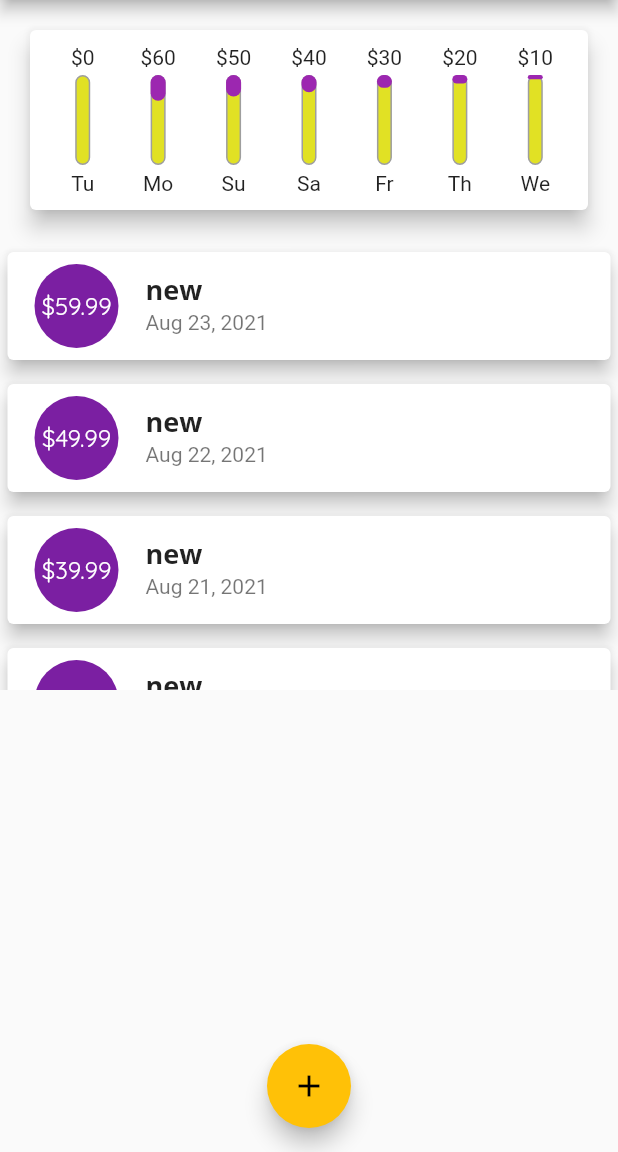
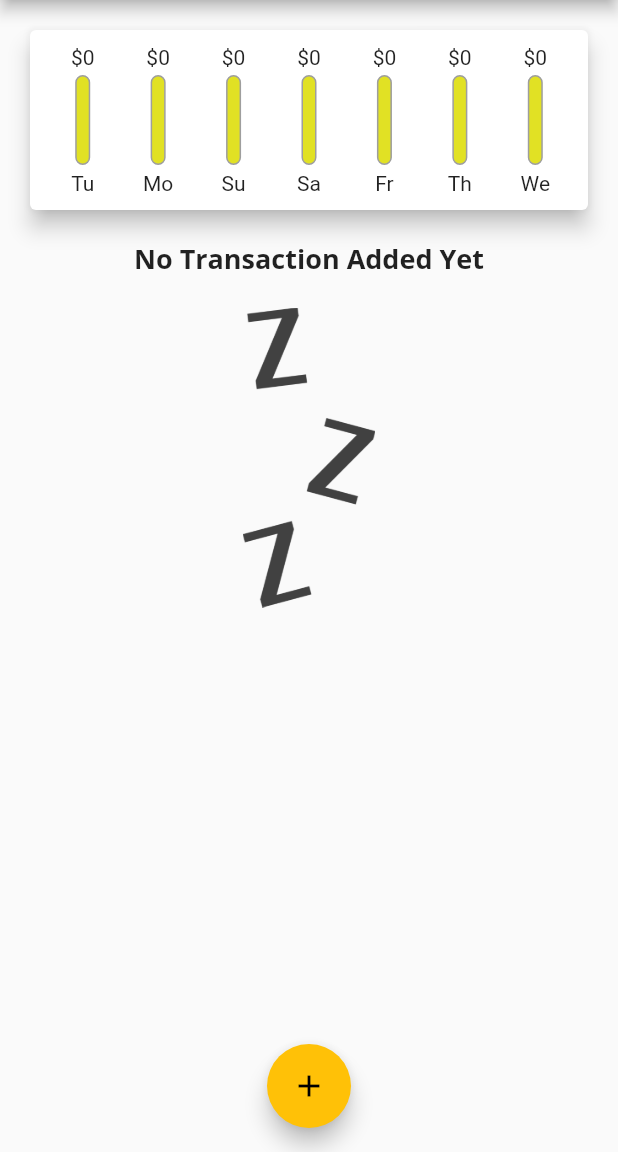
Before and after one commit to marufkhan09/expense, a Flutter app: the screen it shows after launch, on a phone screen of 412 x 824 dp, the part 84-1236 px from its top. Run offline on Flutter 3.47's test engine with Material 2 defaults, Android fonts, the phone set to English and light mode, and no system bars.

Commit message:
date picker added to the new transaction as parameter

```diff
--- a/lib/main.dart
+++ b/lib/main.dart
@@ -56,37 +56,7 @@ class _MyHomePageState extends State<MyHomePage> {
   }
 
   final List<Transaction> _userTransaction = [
-    Transaction(
-      id: 't1',
-      title: 'new',
-      amount: 59.99,
-      date: DateTime.now().subtract(Duration(days: 1)),
-    ),    Transaction(
-      id: 't1',
-      title: 'new',
-      amount: 49.99,
-      date: DateTime.now().subtract(Duration(days: 2)),
-    ),    Transaction(
-      id: 't1',
-      title: 'new',
-      amount: 39.99,
-      date: DateTime.now().subtract(Duration(days: 3)),
-    ),    Transaction(
-      id: 't1',
-      title: 'new',
-      amount: 29.99,
-      date: DateTime.now().subtract(Duration(days: 4)),
-    ),    Transaction(
-      id: 't1',
-      title: 'new',
-      amount: 19.99,
-      date: DateTime.now().subtract(Duration(days: 5)),
-    ),    Transaction(
-      id: 't1',
-      title: 'new',
-      amount: 9.99,
-      date: DateTime.now().subtract(Duration(days: 6)),
-    ),
+
   ];
 
   List<Transaction> get _recentTransactions {
@@ -94,12 +64,12 @@ class _MyHomePageState extends State<MyHomePage> {
         element.date.isAfter(DateTime.now().subtract(Duration(days: 7)))).toList();
   }
 
-  void _addNewTransaction(String txTitle, double txAmount) {
+  void _addNewTransaction(String txTitle, double txAmount,DateTime chosenDate) {
     final newTx = Transaction(
         id: DateTime.now().toString(),
         title: txTitle,
         amount: txAmount,
-        date: DateTime.now());
+        date: chosenDate,);
 
     setState(() {
       _userTransaction.add(newTx);
--- a/lib/widgets/chart.dart
+++ b/lib/widgets/chart.dart
@@ -35,7 +35,7 @@ class Chart extends StatelessWidget {
 
   @override
   Widget build(BuildContext context) {
-    print(groupTransactionValues);
+
     return Card(
       elevation: 6.0,
       margin: EdgeInsets.all(20),
--- a/lib/widgets/new_transaction.dart
+++ b/lib/widgets/new_transaction.dart
@@ -16,13 +16,17 @@ class _NewTransactionState extends State<NewTransaction> {
   DateTime? _selectedDate;
 
   void _submitData() {
+    if (_amountController.text.isEmpty) {
+      return;
+    }
+
     final enteredTitle = _titleController.text;
     final enteredAmount = double.parse(_amountController.text);
 
-    if (enteredTitle.isEmpty || enteredAmount <= 0) {
+    if (enteredTitle.isEmpty || enteredAmount <= 0 || _selectedDate == null) {
       return;
     } else {
-      widget.addTx(enteredTitle, enteredAmount);
+      widget.addTx(enteredTitle, enteredAmount, _selectedDate);
     }
 
     Navigator.of(context).pop();
```
